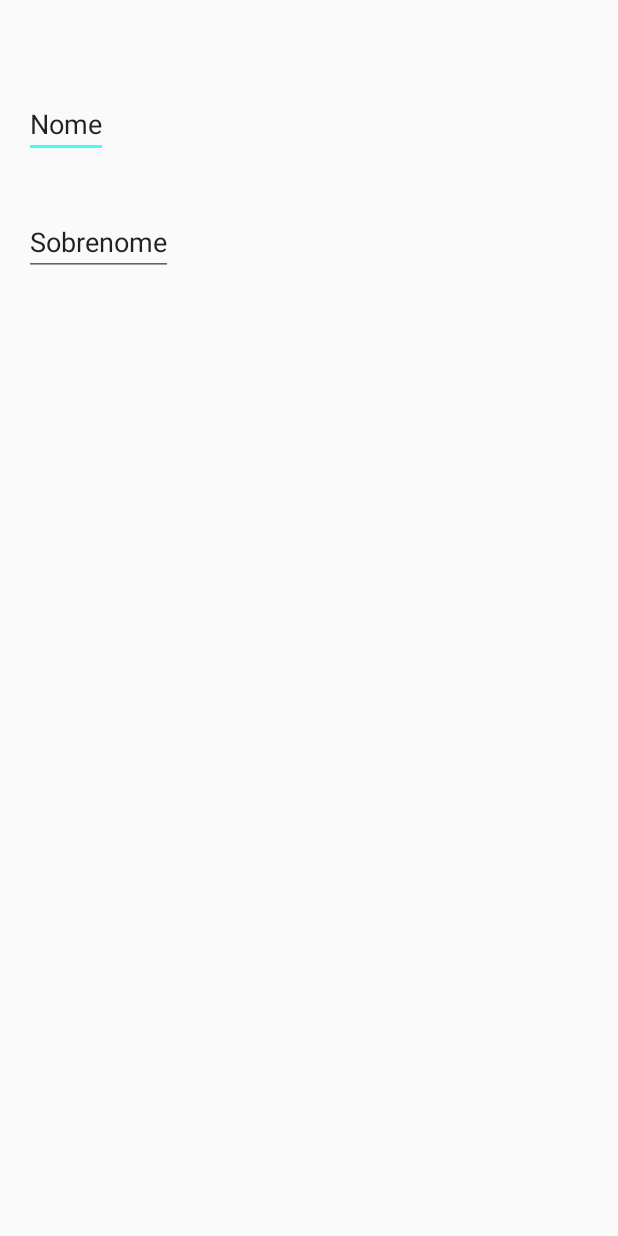
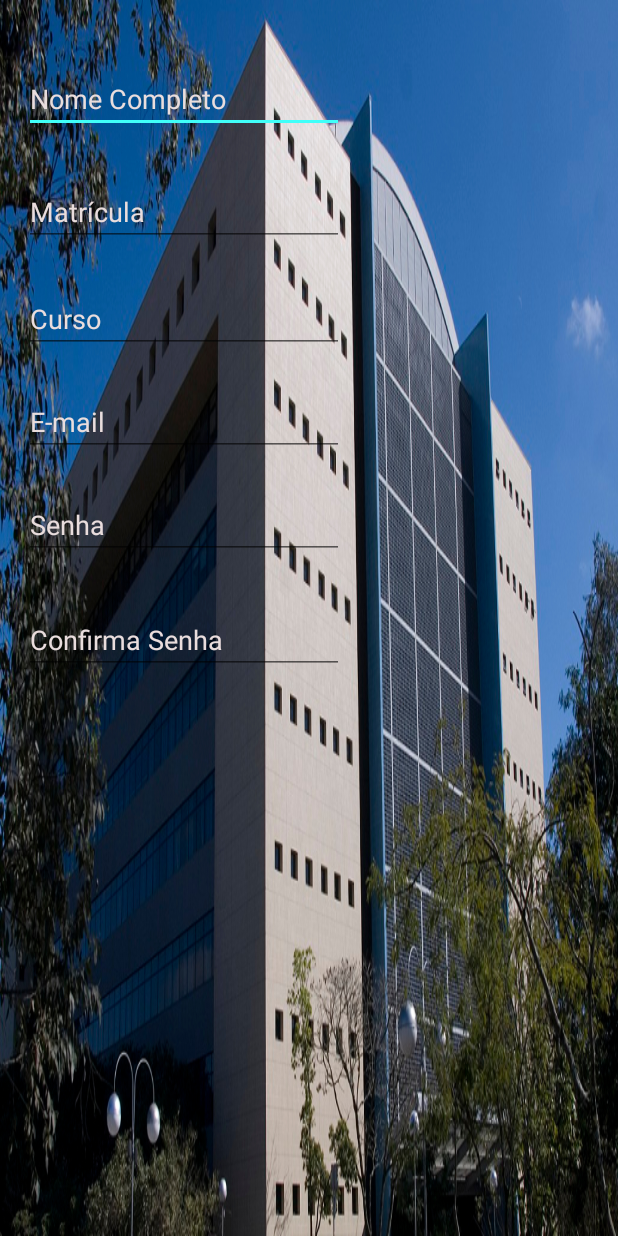
Before and after one commit to DeyvissonAlex/visitasguiadas, an Android app: the Aluno_cadastro screen opened directly, with no data from a screen before it, on a phone screen of 412 x 824 dp. Before the commit the screen is almost empty. Run offline under Robolectric (Android 15) with nearby library versions, the phone set to English and light mode, and no system bars.

Commit message:
Adicionado telas para cadastro de alunos e não alunos( Ambas incompletas )

```diff
--- a/app/src/main/AndroidManifest.xml
+++ b/app/src/main/AndroidManifest.xml
@@ -34,7 +34,8 @@
         <activity android:name=".Inicial" />
         <activity android:name=".FACIN" />
         <activity android:name=".Cadastro" />
-        <activity android:name=".Aluno_cadastro"></activity>
+        <activity android:name=".Aluno_cadastro" />
+        <activity android:name=".Nao_aluno_cadastro"></activity>
     </application>
 
 </manifest>
--- a/app/src/main/java/br/pucrs/petinf/visitasguiadas/LoginActivity.java
+++ b/app/src/main/java/br/pucrs/petinf/visitasguiadas/LoginActivity.java
@@ -100,7 +100,7 @@ public class LoginActivity extends AppCompatActivity implements LoaderCallbacks<
         botao.setOnClickListener(new View.OnClickListener() {
             @Override
             public void onClick(View view) {
-                Intent it = new Intent(LoginActivity.this, Inicial.class);
+                Intent it = new Intent(LoginActivity.this, Cadastro.class);
                 startActivity(it);
             }
         });
--- a/app/src/main/res/layout/activity_aluno_cadastro.xml
+++ b/app/src/main/res/layout/activity_aluno_cadastro.xml
@@ -8,26 +8,91 @@
     android:paddingLeft="@dimen/activity_horizontal_margin"
     android:paddingRight="@dimen/activity_horizontal_margin"
     android:paddingTop="@dimen/activity_vertical_margin"
+    android:background="@drawable/facin_back"
     tools:context="br.pucrs.petinf.visitasguiadas.Aluno_cadastro">
 
-    <AutoCompleteTextView
-        android:text="Nome"
+    <EditText
         android:layout_width="wrap_content"
         android:layout_height="wrap_content"
+        android:inputType="textPersonName"
+        android:ems="10"
         android:layout_alignParentTop="true"
         android:layout_alignParentLeft="true"
         android:layout_alignParentStart="true"
-        android:layout_marginTop="44dp"
-        android:id="@+id/autoCompleteTextView" />
+        android:layout_marginTop="27dp"
+        android:id="@+id/editText2"
+        android:hint="Nome Completo"
+        android:textColorHint="#e9dddd"
+        android:textColor="@color/colorWhite"/>
 
-    <AutoCompleteTextView
-        android:text="Sobrenome"
+    <EditText
         android:layout_width="wrap_content"
         android:layout_height="wrap_content"
-        android:layout_below="@+id/autoCompleteTextView"
+        android:inputType="number"
+        android:ems="10"
+        android:layout_below="@+id/editText2"
         android:layout_alignParentLeft="true"
         android:layout_alignParentStart="true"
-        android:layout_marginTop="33dp"
-        android:id="@+id/autoCompleteTextView2" />
+        android:layout_marginTop="30dp"
+        android:id="@+id/editText4"
+        android:hint="Matrícula"
+        android:textColorHint="#e9dddd"
+        android:textColor="@color/colorWhite"/>
+
+    <EditText
+        android:layout_width="wrap_content"
+        android:layout_height="wrap_content"
+        android:inputType="textEmailAddress"
+        android:ems="10"
+        android:id="@+id/editText6"
+        android:layout_below="@+id/editText5"
+        android:layout_alignParentLeft="true"
+        android:layout_alignParentStart="true"
+        android:layout_marginTop="23dp"
+        android:hint="E-mail"
+        android:textColorHint="#e9dddd"
+        android:textColor="@color/colorWhite"/>
+
+    <EditText
+        android:layout_width="wrap_content"
+        android:layout_height="wrap_content"
+        android:inputType="textPassword"
+        android:ems="10"
+        android:layout_marginTop="31dp"
+        android:id="@+id/editText8"
+        android:hint="Confirma Senha"
+        android:textColorHint="#e9dddd"
+        android:layout_below="@+id/editText7"
+        android:layout_alignParentLeft="true"
+        android:layout_alignParentStart="true"
+        android:textColor="@color/colorWhite"/>
+
+    <EditText
+        android:layout_width="wrap_content"
+        android:layout_height="wrap_content"
+        android:inputType="textPassword"
+        android:ems="10"
+        android:layout_marginTop="23dp"
+        android:id="@+id/editText7"
+        android:hint="Senha"
+        android:textColorHint="#e9dddd"
+        android:layout_below="@+id/editText6"
+        android:layout_alignParentLeft="true"
+        android:layout_alignParentStart="true"
+        android:textColor="@color/colorWhite"/>
+
+    <EditText
+        android:layout_width="wrap_content"
+        android:layout_height="wrap_content"
+        android:inputType="textPersonName"
+        android:ems="10"
+        android:layout_marginTop="26dp"
+        android:id="@+id/editText5"
+        android:hint="Curso"
+        android:textColorHint="#e9dddd"
+        android:layout_below="@+id/editText4"
+        android:layout_alignParentLeft="true"
+        android:layout_alignParentStart="true"
+        android:textColor="@color/colorWhite"/>
 
 </RelativeLayout>
--- a/app/src/main/res/layout/activity_cadastro.xml
+++ b/app/src/main/res/layout/activity_cadastro.xml
@@ -21,7 +21,7 @@
         android:layout_centerHorizontal="true"
         android:background="@drawable/botaoredondo"
         android:paddingLeft="7sp"
-        android:paddingRight="7sp"/>
+        android:paddingRight="7sp" />
 
     <Button
         android:text="Não aluno"
--- a/app/src/main/res/values/strings.xml
+++ b/app/src/main/res/values/strings.xml
@@ -30,4 +30,5 @@
     </string>
     <string name="action_settings">Settings</string>
     <string name="title_activity_interesses_real">InteressesReal</string>
+    <string name="title_activity_naoaluno_cadastro">Naoaluno_cadastro</string>
 </resources>
```
Also changed, not shown: app/src/main/java/br/pucrs/petinf/visitasguiadas/Cadastro.java (+21 -0 lines), app/src/main/java/br/pucrs/petinf/visitasguiadas/Nao_aluno_cadastro.java (added, +13 -0 lines), app/src/main/res/layout/activity_nao_aluno_cadastro.xml (added, +25 -0 lines), app/src/main/res/layout/activity_naoaluno_cadastro.xml (added, +26 -0 lines), app/src/main/res/layout/content_naoaluno_cadastro.xml (added, +16 -0 lines), app/src/main/res/drawable/facin_back.jpg (added).
